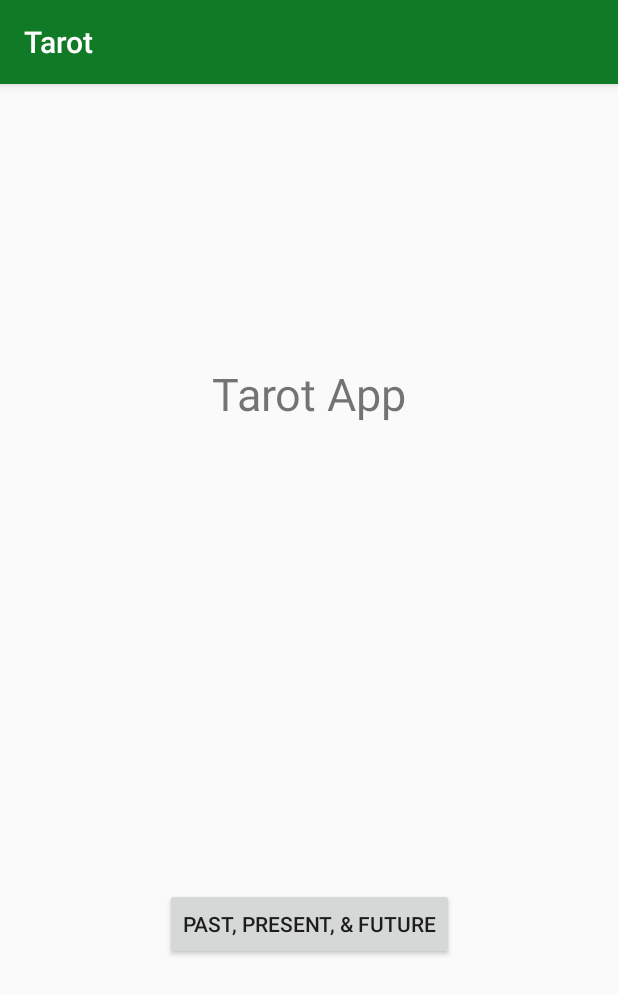
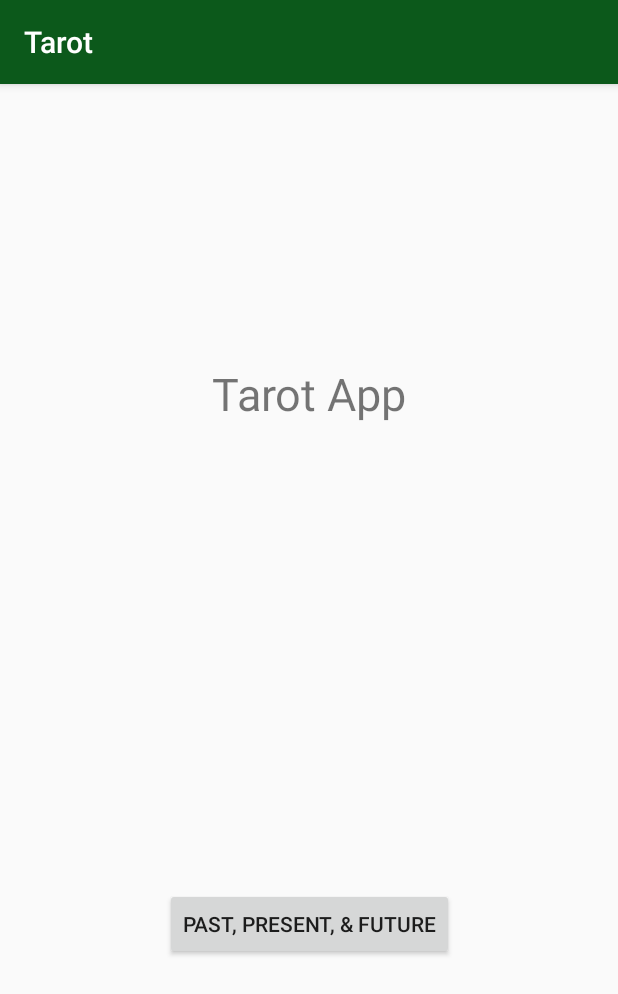
Before and after one commit to ryanmcalpin/tarot, an Android app: the screen it shows after launch (MenuActivity), on a phone screen of 412 x 824 dp. Shown: the top 994 px of the screen. Run offline under Robolectric (Android 15) with nearby library versions, the phone set to English and light mode, and no system bars.

Commit message:
tweak colors

```diff
--- a/app/src/main/res/values/colors.xml
+++ b/app/src/main/res/values/colors.xml
@@ -1,6 +1,6 @@
 <?xml version="1.0" encoding="utf-8"?>
 <resources>
-    <color name="colorPrimary">#117a26</color>
-    <color name="colorPrimaryDark">#0c591b</color>
+    <color name="colorPrimary">#0c591b</color>
+    <color name="colorPrimaryDark">#094715</color>
     <color name="colorAccent">#999999</color>
 </resources>
```
